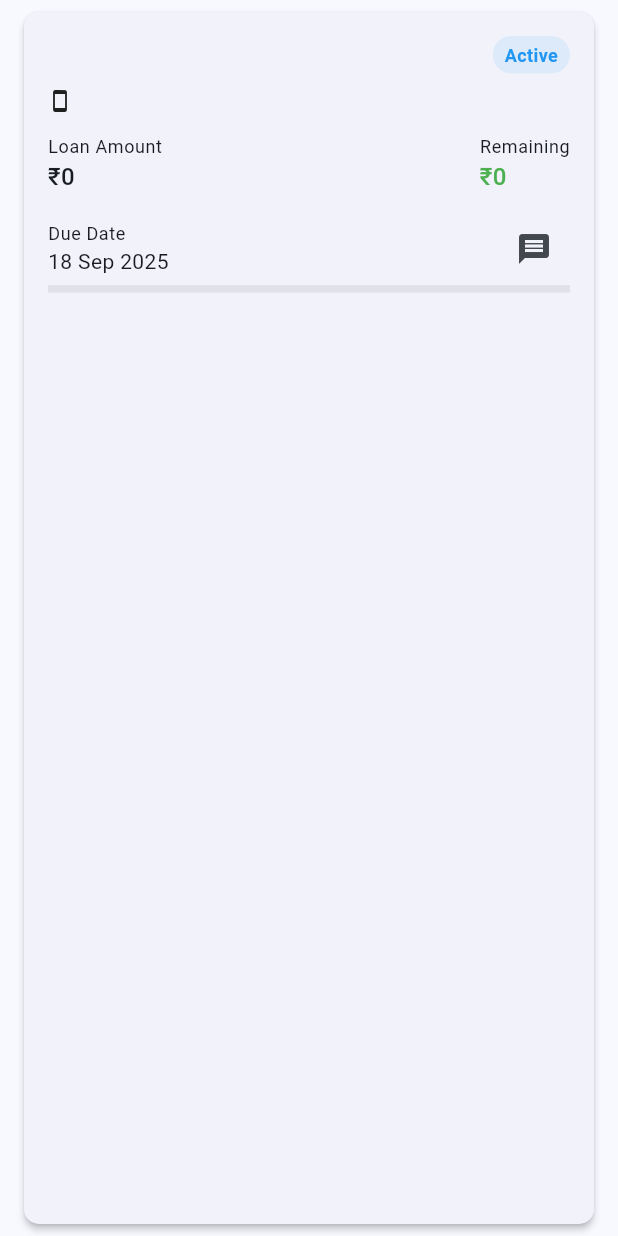
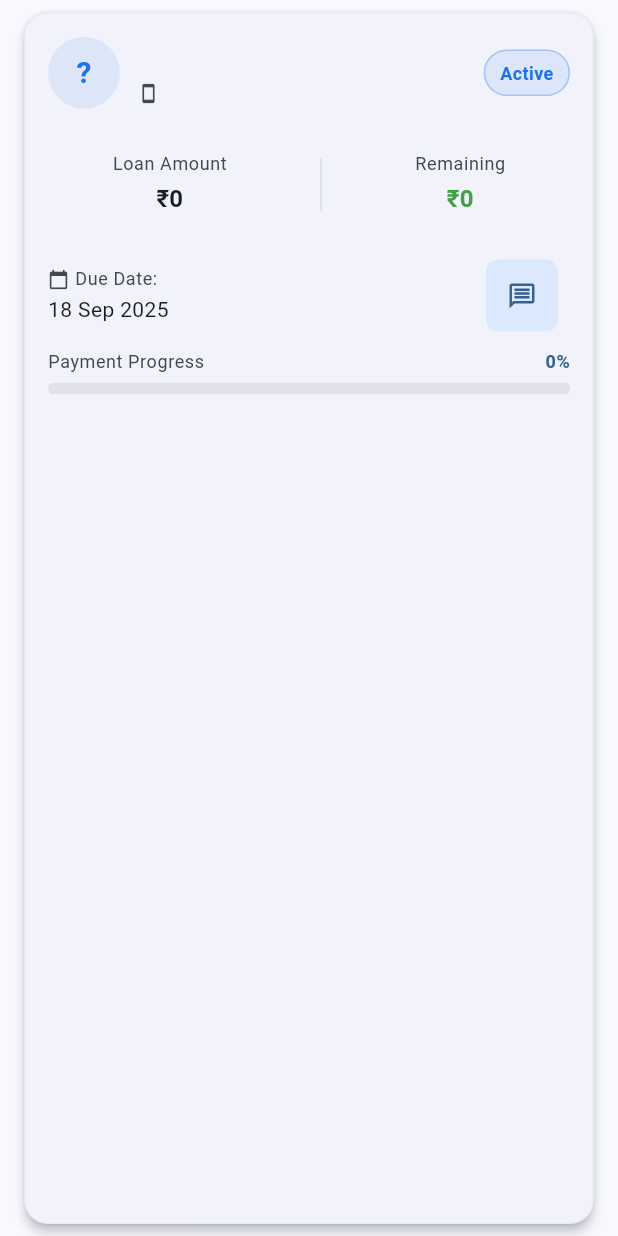
Before and after one commit to RensithUdara/LoanBuddy-Mobile-App, a Flutter app: the LoanCard widget shown alone on an empty page, opened directly with empty values, on a phone screen of 412 x 824 dp. Run offline on Flutter 3.47's test engine with Material 3 defaults, Android fonts, the phone set to English and light mode, and no system bars; our stand-ins replace shared_preferences, sqflite; accounts and stored records are empty.

Commit message:
Refactor LoanCard widget for improved UI and code readability

```diff
--- a/lib/views/widgets/common_widgets.dart
+++ b/lib/views/widgets/common_widgets.dart
@@ -21,22 +21,64 @@ class LoanCard extends StatelessWidget {
     final theme = Theme.of(context);
     final isOverdue = loan.isOverdue;
 
+    // Status colors
+    final statusColor = loan.status == LoanStatus.completed
+        ? const Color(0xFF43A047) // Green
+        : isOverdue
+            ? const Color(0xFFE53935) // Red
+            : const Color(0xFF1A73E8); // Blue
+
+    final progressPercent = loan.loanAmount > 0
+        ? loan.paidAmount / loan.loanAmount
+        : 0.0;
+
     return Card(
       margin: const EdgeInsets.symmetric(
           horizontal: Constants.defaultMargin, vertical: 8),
+      elevation: 3,
+      shape: RoundedRectangleBorder(
+        borderRadius: BorderRadius.circular(16),
+        side: BorderSide(
+          color: theme.colorScheme.outlineVariant.withOpacity(0.2),
+          width: 1,
+        ),
+      ),
       child: InkWell(
         onTap: onTap,
-        borderRadius: BorderRadius.circular(Constants.cardBorderRadius),
+        borderRadius: BorderRadius.circular(16),
         child: Padding(
           padding: const EdgeInsets.all(Constants.defaultPadding),
           child: Column(
             crossAxisAlignment: CrossAxisAlignment.start,
             children: [
               Row(
-                mainAxisAlignment: MainAxisAlignment.spaceBetween,
                 children: [
+                  Container(
+                    width: 48,
+                    height: 48,
+                    decoration: BoxDecoration(
+                      color: statusColor.withOpacity(0.1),
+                      shape: BoxShape.circle,
+                    ),
+                    child: Center(
+                      child: Text(
+                        loan.borrowerName.isNotEmpty
+                            ? loan.borrowerName[0].toUpperCase()
+                            : '?',
+                        style: TextStyle(
+                          color: statusColor,
+                          fontSize: 20,
+                          fontWeight: FontWeight.bold,
+                        ),
+                      ),
+                    ),
+                  ),
+                  const SizedBox(width: 12),
                   Expanded(
-                    child: Text(
+                    child: Column(
+                      crossAxisAlignment: CrossAxisAlignment.start,
+                      children: [
+                        Text(
                           loan.borrowerName,
                           style: theme.textTheme.titleMedium?.copyWith(
                             fontWeight: FontWeight.bold,
@@ -44,19 +86,34 @@ class LoanCard extends StatelessWidget {
                           maxLines: 1,
                           overflow: TextOverflow.ellipsis,
                         ),
+                        const SizedBox(height: 4),
+                        Row(
+                          children: [
+                            Icon(Icons.smartphone, size: 14, color: theme.colorScheme.onSurfaceVariant),
+                            const SizedBox(width: 4),
+                            Text(
+                              Formatters.formatPhoneNumber(loan.whatsappNumber),
+                              style: theme.textTheme.bodyMedium?.copyWith(
+                                color: theme.colorScheme.onSurfaceVariant,
+                              ),
+                            ),
+                          ],
+                        ),
+                      ],
+                    ),
                   ),
                   Container(
                     padding: const EdgeInsets.symmetric(
-                      horizontal: 8,
-                      vertical: 4,
+                      horizontal: 10,
+                      vertical: 6,
                     ),
                     decoration: BoxDecoration(
-                      color: loan.status == LoanStatus.completed
-                          ? Colors.green.withOpacity(0.1)
-                          : isOverdue
-                              ? Colors.red.withOpacity(0.1)
-                              : Colors.blue.withOpacity(0.1),
+                      color: statusColor.withOpacity(0.1),
                       borderRadius: BorderRadius.circular(16),
+                      border: Border.all(
+                        color: statusColor.withOpacity(0.3),
+                        width: 1,
+                      ),
                     ),
                     child: Text(
                       loan.status == LoanStatus.completed
@@ -65,11 +122,7 @@ class LoanCard extends StatelessWidget {
                               ? 'Overdue'
                               : 'Active',
                       style: TextStyle(
-                        color: loan.status == LoanStatus.completed
-                            ? Colors.green
-                            : isOverdue
-                                ? Colors.red
-                                : Colors.blue,
+                        color: statusColor,
                         fontSize: 12,
                         fontWeight: FontWeight.bold,
                       ),
@@ -77,70 +130,69 @@ class LoanCard extends StatelessWidget {
                   ),
                 ],
               ),
-              const SizedBox(height: 8),
-              Row(
+              const SizedBox(height: 16),
+              Container(
+                padding: const EdgeInsets.all(12),
+                decoration: BoxDecoration(
+                  color: theme.colorScheme.surfaceContainerLow,
+                  borderRadius: BorderRadius.circular(12),
+                ),
+                child: Row(
+                  mainAxisAlignment: MainAxisAlignment.spaceAround,
                   children: [
-                  const Icon(Icons.smartphone, size: 16),
-                  const SizedBox(width: 4),
-                  Text(
-                    Formatters.formatPhoneNumber(loan.whatsappNumber),
-                    style: theme.textTheme.bodyMedium,
+                    _buildAmountInfo(
+                      context,
+                      label: 'Loan Amount',
+                      amount: loan.loanAmount,
+                      color: theme.colorScheme.onSurface,
+                    ),
+                    Container(
+                      height: 36,
+                      width: 1,
+                      color: theme.colorScheme.outlineVariant.withOpacity(0.5),
+                    ),
+                    _buildAmountInfo(
+                      context,
+                      label: 'Remaining',
+                      amount: loan.remainingAmount,
+                      color: loan.remainingAmount > 0
+                          ? isOverdue
+                              ? const Color(0xFFE53935)
+                              : theme.colorScheme.primary
+                          : const Color(0xFF43A047),
                     ),
                   ],
                 ),
-              const SizedBox(height: 12),
+              ),
+              const SizedBox(height: 16),
               Row(
                 mainAxisAlignment: MainAxisAlignment.spaceBetween,
+                crossAxisAlignment: CrossAxisAlignment.center,
                 children: [
                   Column(
                     crossAxisAlignment: CrossAxisAlignment.start,
                     children: [
+                      Row(
+                        children: [
+                          Icon(
+                            Icons.calendar_today,
+                            size: 14,
+                            color: theme.colorScheme.onSurfaceVariant,
+                          ),
+                          const SizedBox(width: 4),
                           Text(
-                        'Loan Amount',
-                        style: theme.textTheme.bodySmall,
-                      ),
-                      Text(
-                        Formatters.currencyFormat.format(loan.loanAmount),
-                        style: theme.textTheme.titleMedium,
-                      ),
-                    ],
-                  ),
-                  Column(
-                    crossAxisAlignment: CrossAxisAlignment.start,
-                    children: [
-                      Text(
-                        'Remaining',
-                        style: theme.textTheme.bodySmall,
-                      ),
-                      Text(
-                        Formatters.currencyFormat.format(loan.remainingAmount),
-                        style: theme.textTheme.titleMedium?.copyWith(
-                          color: loan.remainingAmount > 0
-                              ? isOverdue
-                                  ? Colors.red
-                                  : theme.colorScheme.primary
-                              : Colors.green,
+                            'Due Date:',
+                            style: theme.textTheme.bodySmall?.copyWith(
+                              color: theme.colorScheme.onSurfaceVariant,
                             ),
                           ),
                         ],
                       ),
-                ],
-              ),
-              const SizedBox(height: 12),
-              Row(
-                mainAxisAlignment: MainAxisAlignment.spaceBetween,
-                children: [
-                  Column(
-                    crossAxisAlignment: CrossAxisAlignment.start,
-                    children: [
-                      Text(
-                        'Due Date',
-                        style: theme.textTheme.bodySmall,
-                      ),
+                      const SizedBox(height: 2),
                       Text(
                         Formatters.dateFormat.format(loan.dueDate),
                         style: theme.textTheme.bodyMedium?.copyWith(
-                          color: isOverdue ? Colors.red : null,
+                          color: isOverdue ? const Color(0xFFE53935) : null,
                           fontWeight: isOverdue ? FontWeight.bold : null,
                         ),
                       ),
@@ -149,46 +201,128 @@ class LoanCard extends StatelessWidget {
                   loan.status == LoanStatus.active
                       ? Row(
                           children: [
-                            IconButton(
-                              icon: const Icon(Icons.message),
+                            Container(
+                              decoration: BoxDecoration(
+                                color: theme.colorScheme.primaryContainer.withOpacity(0.7),
+                                borderRadius: BorderRadius.circular(8),
+                              ),
+                              child: IconButton(
+                                icon: Icon(
+                                  Icons.message_outlined,
+                                  color: theme.colorScheme.primary,
+                                  size: 20,
+                                ),
                                 tooltip: 'Send WhatsApp Message',
                                 onPressed: () async {
                                   // Show message options dialog
                                   showModalBottomSheet(
                                     context: context,
+                                    backgroundColor: theme.colorScheme.surface,
+                                    shape: const RoundedRectangleBorder(
+                                      borderRadius: BorderRadius.vertical(
+                                        top: Radius.circular(20),
+                                      ),
+                                    ),
                                     builder: (context) =>
                                         MessageOptionsSheet(loan: loan),
                                   );
                                 },
                               ),
+                            ),
+                            const SizedBox(width: 8),
                             if (onDelete != null)
-                              IconButton(
-                                icon: const Icon(Icons.delete_outline),
+                              Container(
+                                decoration: BoxDecoration(
+                                  color: theme.colorScheme.errorContainer.withOpacity(0.7),
+                                  borderRadius: BorderRadius.circular(8),
+                                ),
+                                child: IconButton(
+                                  icon: Icon(
+                                    Icons.delete_outline,
+                                    color: theme.colorScheme.error,
+                                    size: 20,
+                                  ),
                                   tooltip: 'Delete Loan',
                                   onPressed: onDelete,
+                                ),
                               ),
                           ],
                         )
                       : const SizedBox(),
                 ],
               ),
+              const SizedBox(height: 12),
               if (loan.status == LoanStatus.active)
-                LinearProgressIndicator(
-                  value: loan.loanAmount > 0
-                      ? loan.paidAmount / loan.loanAmount
-                      : 0,
+                Column(
+                  crossAxisAlignment: CrossAxisAlignment.start,
+                  children: [
+                    Row(
+                      mainAxisAlignment: MainAxisAlignment.spaceBetween,
+                      children: [
+                        Text(
+                          'Payment Progress',
+                          style: theme.textTheme.bodySmall?.copyWith(
+                            color: theme.colorScheme.onSurfaceVariant,
+                          ),
+                        ),
+                        Text(
+                          '${(progressPercent * 100).toStringAsFixed(0)}%',
+                          style: theme.textTheme.bodySmall?.copyWith(
+                            fontWeight: FontWeight.bold,
+                            color: progressPercent >= 1
+                                ? const Color(0xFF43A047)
+                                : theme.colorScheme.primary,
+                          ),
+                        ),
+                      ],
+                    ),
+                    const SizedBox(height: 6),
+                    ClipRRect(
+                      borderRadius: BorderRadius.circular(4),
+                      child: LinearProgressIndicator(
+                        value: progressPercent,
                         backgroundColor: theme.colorScheme.surfaceContainerHighest,
                         valueColor: AlwaysStoppedAnimation<Color>(
-                    loan.paidAmount / loan.loanAmount >= 1
-                        ? Colors.green
+                          progressPercent >= 1
+                              ? const Color(0xFF43A047)
                               : theme.colorScheme.primary,
                         ),
-                  minHeight: 5,
+                        minHeight: 8,
+                      ),
+                    ),
+                  ],
                 ),
             ],
           ),
         ),
       ),
+    );
+  }
+
+  Widget _buildAmountInfo(
+    BuildContext context, {
+    required String label,
+    required double amount,
+    required Color color,
+  }) {
+    return Column(
+      crossAxisAlignment: CrossAxisAlignment.center,
+      children: [
+        Text(
+          label,
+          style: Theme.of(context).textTheme.bodySmall?.copyWith(
+            color: Theme.of(context).colorScheme.onSurfaceVariant,
+          ),
+        ),
+        const SizedBox(height: 4),
+        Text(
+          Formatters.currencyFormat.format(amount),
+          style: Theme.of(context).textTheme.titleMedium?.copyWith(
+            fontWeight: FontWeight.bold,
+            color: color,
+          ),
+        ),
+      ],
     );
   }
 }
```
Lines whose indentation alone changed are shown as unchanged.
